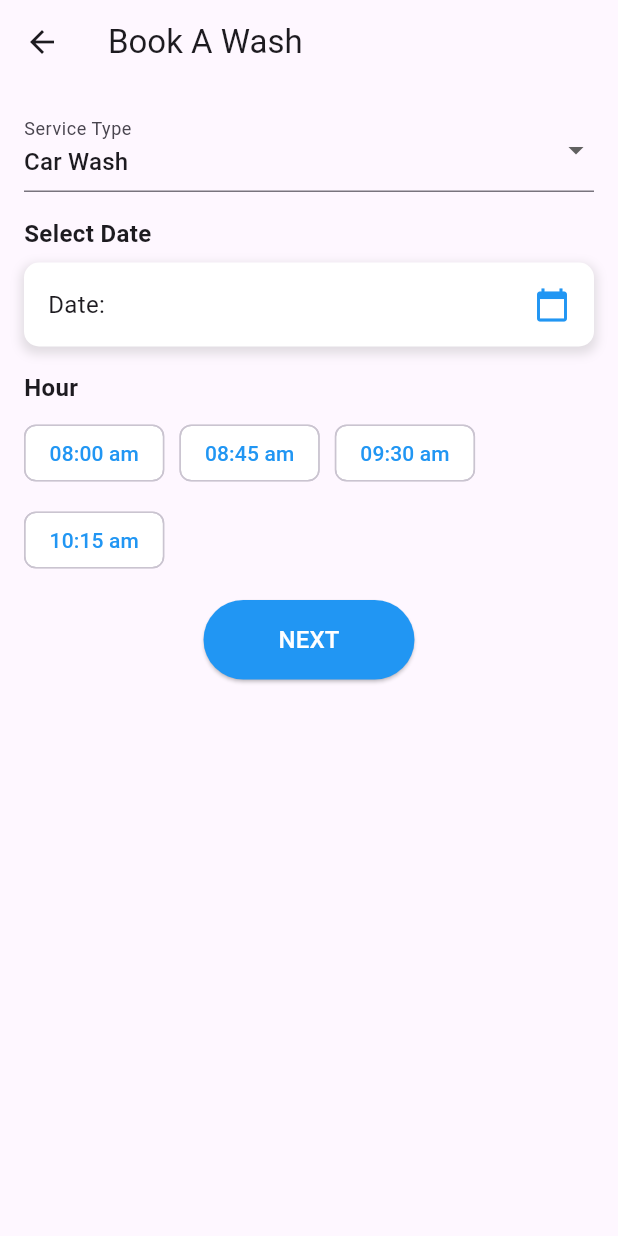
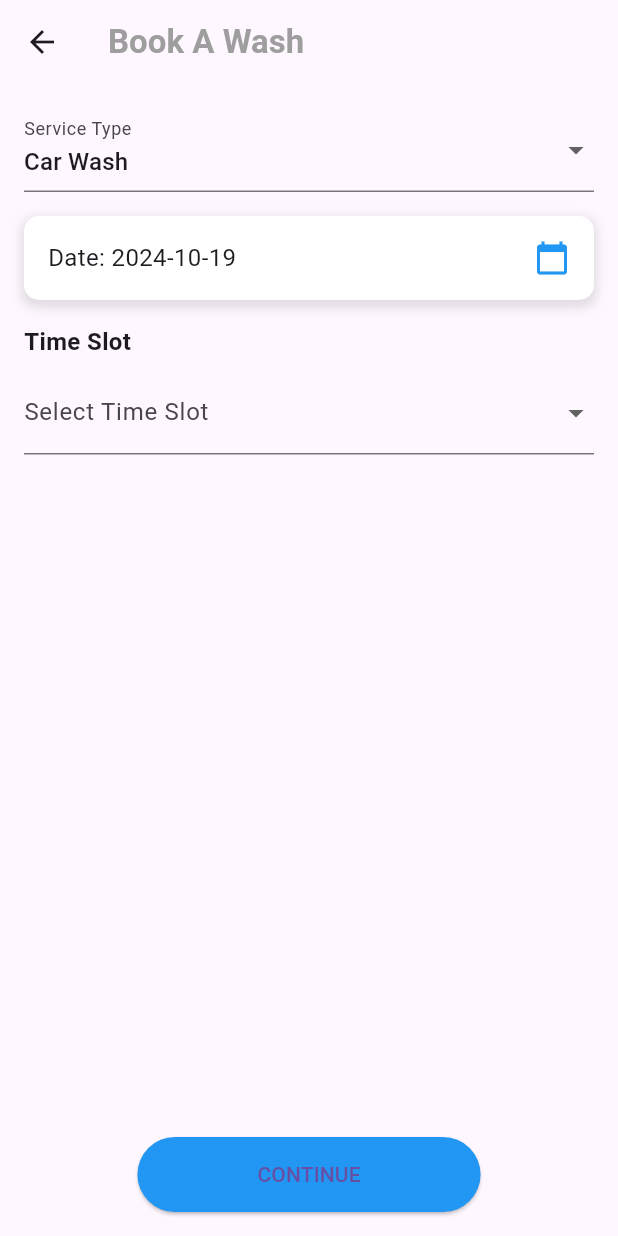
Before and after one commit to Iam-Arnold/MECARWASH-APP, a Flutter app: the CustomerPreBookingInfo screen opened directly, after a tap on "NEXT", on a phone screen of 412 x 824 dp. Run offline on Flutter 3.47's test engine with Material 3 defaults, Android fonts, the phone set to English and light mode, and no system bars; our stand-ins replace geolocator, google_maps_flutter, permission_handler, shared_preferences; accounts and stored records are empty.

Commit message:
map ui and code refactor

```diff
--- /dev/null
+++ b/lib/models/booking_info.dart
@@ -0,0 +1,29 @@
+class BookingInfo {
+  String customerName;
+  String phone;
+  String address;
+  String carMake;
+  String carColor;
+  String carModel;
+  String plateNumber;
+  String instruction;
+  String service;
+  DateTime date;
+  String timeSlot;
+  String email;
+
+  BookingInfo({
+    required this.customerName,
+    required this.phone,
+    required this.address,
+    required this.carMake,
+    required this.carColor,
+    required this.carModel,
+    required this.plateNumber,
+    required this.instruction,
+    required this.service,
+    required this.date,
+    required this.timeSlot,
+    required this.email,
+  });
+}
--- a/lib/screens/booking/customer_info.dart
+++ b/lib/screens/booking/customer_info.dart
@@ -1,8 +1,23 @@
 import 'package:flutter/material.dart';
+import 'service_booking.dart';
+import '../../models/booking_info.dart';
 
-import 'service_booking.dart';
+class CustomerPreBookingInfo extends StatefulWidget {
+  @override
+  _CustomerPreBookingInfoState createState() => _CustomerPreBookingInfoState();
+}
 
-class CustomerPreBookingInfo extends StatelessWidget {
+class _CustomerPreBookingInfoState extends State<CustomerPreBookingInfo> {
+  final TextEditingController _nameController = TextEditingController(text: 'Moe Jehad');
+  final TextEditingController _phoneController = TextEditingController(text: '+145987654321');
+  final TextEditingController _addressController = TextEditingController(text: '10220 104 Ave NW, Edmonton, AB T5J 1B8, Canada');
+  final TextEditingController _makeController = TextEditingController();
+  final TextEditingController _colorController = TextEditingController();
+  final TextEditingController _modelController = TextEditingController();
+  final TextEditingController _plateNumberController = TextEditingController();
+  final TextEditingController _instructionController = TextEditingController();
+  final TextEditingController _emailController = TextEditingController(); // Added email field
+
   @override
   Widget build(BuildContext context) {
     return Scaffold(
@@ -13,7 +28,7 @@ class CustomerPreBookingInfo extends StatelessWidget {
             Navigator.pop(context);
           },
         ),
-        title: Text('Book A Wash'),
+        title: Text('Book A Wash', style: TextStyle(color: Colors.grey, fontWeight: FontWeight.w600)),
         centerTitle: true,
         backgroundColor: Colors.transparent,
         elevation: 0,
@@ -23,68 +38,62 @@ class CustomerPreBookingInfo extends StatelessWidget {
         child: Column(
           crossAxisAlignment: CrossAxisAlignment.start,
           children: [
-            // "Your Information" section
-            Text(
-              'Your Information',
-              style: TextStyle(
-                color: Colors.blue,
-                fontSize: 16.0,
-                fontWeight: FontWeight.bold,
-              ),
-            ),
+            Text('Your Information', style: TextStyle(color: Colors.blue, fontSize: 16.0, fontWeight: FontWeight.bold)),
             SizedBox(height: 10),
-            _buildTextField(Icons.person, 'Moe Jehad'),
+            _buildTextField(Icons.person, 'Name', _nameController),
             SizedBox(height: 10),
-            _buildTextField(Icons.phone, '+145987654321'),
+            _buildTextField(Icons.phone, 'Phone', _phoneController),
             SizedBox(height: 10),
-            _buildTextField(Icons.location_on, '10220 104 Ave NW, Edmonton, AB T5J 1B8, Canada'),
+            _buildTextField(Icons.location_on, 'Address', _addressController),
+            SizedBox(height: 10),
+            _buildTextField(Icons.email, 'Email', _emailController), // Added email text field
             SizedBox(height: 20),
-
-            // "Car Information" section
-            Text(
-              'Car Information',
-              style: TextStyle(
-                color: Colors.blue,
-                fontSize: 16.0,
-                fontWeight: FontWeight.bold,
-              ),
-            ),
+            Text('Car Information', style: TextStyle(color: Colors.blue, fontSize: 16.0, fontWeight: FontWeight.bold)),
             SizedBox(height: 10),
             Row(
               children: [
-                Expanded(child: _buildTextField(null, 'Make')),
+                Expanded(child: _buildTextField(null, 'Make', _makeController)),
                 SizedBox(width: 10),
-                Expanded(child: _buildTextField(null, 'Color')),
+                Expanded(child: _buildTextField(null, 'Color', _colorController)),
               ],
             ),
             SizedBox(height: 10),
-            _buildTextField(null, 'Model'),
+            _buildTextField(null, 'Model', _modelController),
             SizedBox(height: 10),
-            _buildTextField(null, 'Plate Number'),
+            _buildTextField(null, 'Plate Number', _plateNumberController),
             SizedBox(height: 10),
-            _buildTextField(null, 'Instruction'),
+            _buildTextField(null, 'Instruction', _instructionController),
             SizedBox(height: 30),
-
-            // "Next" button
             Center(
               child: ElevatedButton(
                 style: ElevatedButton.styleFrom(
                   padding: EdgeInsets.symmetric(horizontal: 80, vertical: 15),
-                  shape: RoundedRectangleBorder(
-                    borderRadius: BorderRadius.circular(8.0),
-                  ),
+                  shape: RoundedRectangleBorder(borderRadius: BorderRadius.circular(8.0)),
                   backgroundColor: Colors.blue,
                 ),
                 onPressed: () {
+                  // Gather all data into a BookingInfo model
+                  BookingInfo bookingInfo = BookingInfo(
+                    customerName: _nameController.text,
+                    phone: _phoneController.text,
+                    address: _addressController.text,
+                    carMake: _makeController.text,
+                    carColor: _colorController.text,
+                    carModel: _modelController.text,
+                    plateNumber: _plateNumberController.text,
+                    instruction: _instructionController.text,
+                    service: 'Car Wash', // Placeholder for now
+                    date: DateTime.now(), // Placeholder, set in ServiceBookingPage
+                    timeSlot: '', // Placeholder, set in ServiceBookingPage
+                    email: _emailController.text, // Added email information
+                  );
+                  // Navigate to ServiceBookingPage and pass BookingInfo
                   Navigator.push(
                     context,
-                    MaterialPageRoute(builder: (context) => ServiceBookingPage()),
+                    MaterialPageRoute(builder: (context) => ServiceBookingPage(bookingInfo: bookingInfo)),
                   );
                 },
-                child: Text(
-                  'NEXT',
-                  style: TextStyle(fontSize: 16.0, color: Colors.white),
-                ),
+                child: Text('NEXT', style: TextStyle(fontSize: 16.0, color: Colors.white)),
               ),
             ),
           ],
@@ -93,8 +102,9 @@ class CustomerPreBookingInfo extends StatelessWidget {
     );
   }
 
-  Widget _buildTextField(IconData? icon, String hint) {
+  Widget _buildTextField(IconData? icon, String hint, TextEditingController controller) {
     return TextField(
+      controller: controller,
       decoration: InputDecoration(
         hintText: hint,
         filled: true,
--- a/lib/screens/booking/service_booking.dart
+++ b/lib/screens/booking/service_booking.dart
@@ -1,7 +1,12 @@
 import 'package:flutter/material.dart';
+import '../../models/booking_info.dart';
 import 'booking_summary.dart';
 
 class ServiceBookingPage extends StatefulWidget {
+  final BookingInfo bookingInfo;
+
+  ServiceBookingPage({required this.bookingInfo});
+
   @override
   _ServiceBookingPageState createState() => _ServiceBookingPageState();
 }
@@ -11,7 +16,6 @@ class _ServiceBookingPageState extends State<ServiceBookingPage> {
   String _selectedService = 'Car Wash';
   DateTime _selectedDate = DateTime.now();
   String? _selectedTimeSlot;
-
   List<String> timeSlots = ['08:00 am', '08:45 am', '09:30 am', '10:15 am'];
 
   _pickDate() async {
@@ -30,17 +34,23 @@ class _ServiceBookingPageState extends State<ServiceBookingPage> {
 
   _submitBooking() {
     if (_formKey.currentState!.validate() && _selectedTimeSlot != null) {
-      _formKey.currentState!.save();
+      // Update the bookingInfo with selected service, date, and time
+      widget.bookingInfo.service = _selectedService;
+      widget.bookingInfo.date = _selectedDate;
+      widget.bookingInfo.timeSlot = _selectedTimeSlot!;
+
       Navigator.push(
         context,
         MaterialPageRoute(
           builder: (context) => BookingSummary(
-            service: _selectedService,
-            date: _selectedDate,
-            time: TimeOfDay(
-              hour: int.parse(_selectedTimeSlot!.split(':')[0]),
-              minute: int.parse(_selectedTimeSlot!.split(':')[1].split(' ')[0]),
-            ),
+            service: widget.bookingInfo.service,
+            date: widget.bookingInfo.date,
+            time: TimeOfDay
+                .now(), // Assuming you want to pass the current time for now
+            userName:
+                widget.bookingInfo.customerName, // Replace with actual property
+            userPhone: widget.bookingInfo.phone, // Replace with actual property
+            address: widget.bookingInfo.address, // Replace with actual property
           ),
         ),
       );
@@ -51,7 +61,10 @@ class _ServiceBookingPageState extends State<ServiceBookingPage> {
   Widget build(BuildContext context) {
     return Scaffold(
       appBar: AppBar(
-        title: Text('Book A Wash'),
+        title: Text('Book A Wash',
+            style: TextStyle(color: Colors.grey, fontWeight: FontWeight.w600)),
+        backgroundColor: Colors.transparent,
+        elevation: 0,
       ),
       body: Padding(
         padding: const EdgeInsets.all(16.0),
@@ -60,7 +73,6 @@ class _ServiceBookingPageState extends State<ServiceBookingPage> {
           child: Column(
             crossAxisAlignment: CrossAxisAlignment.start,
             children: [
-              // Service Dropdown
               DropdownButtonFormField<String>(
                 value: _selectedService,
                 decoration: InputDecoration(labelText: 'Service Type'),
@@ -77,16 +89,6 @@ class _ServiceBookingPageState extends State<ServiceBookingPage> {
                 },
               ),
               SizedBox(height: 16),
-
-              // Custom Calendar UI
-              Text(
-                'Select Date',
-                style: TextStyle(
-                  fontSize: 16,
-                  fontWeight: FontWeight.bold,
-                ),
-              ),
-              SizedBox(height: 8),
               GestureDetector(
                 onTap: _pickDate,
                 child: Container(
@@ -107,65 +109,40 @@ class _ServiceBookingPageState extends State<ServiceBookingPage> {
                     mainAxisAlignment: MainAxisAlignment.spaceBetween,
                     children: [
                       Text(
-                        'Date: ${_selectedDate.toLocal()}'.split(' ')[0],
-                        style: TextStyle(fontSize: 16),
-                      ),
+                          'Date: ${_selectedDate.toLocal().toString().split(' ')[0]}',
+                          style: TextStyle(fontSize: 16)),
                       Icon(Icons.calendar_today, color: Colors.blue),
                     ],
                   ),
                 ),
               ),
               SizedBox(height: 16),
-
-              // Hour Selection UI
-              Text(
-                'Hour',
-                style: TextStyle(
-                  fontSize: 16,
-                  fontWeight: FontWeight.bold,
-                ),
+              Text('Time Slot',
+                  style: TextStyle(fontSize: 16, fontWeight: FontWeight.w600)),
+              SizedBox(height: 8),
+              DropdownButtonFormField<String>(
+                decoration: InputDecoration(labelText: 'Select Time Slot'),
+                items: timeSlots
+                    .map((time) => DropdownMenuItem(
+                          child: Text(time),
+                          value: time,
+                        ))
+                    .toList(),
+                onChanged: (val) {
+                  setState(() {
+                    _selectedTimeSlot = val;
+                  });
+                },
               ),
-              SizedBox(height: 8),
-              Wrap(
-                spacing: 10.0,
-                runSpacing: 10.0,
-                children: timeSlots.map((time) {
-                  bool isSelected = _selectedTimeSlot == time;
-                  return ChoiceChip(
-                    label: Text(
-                      time,
-                      style: TextStyle(
-                          color: isSelected ? Colors.white : Colors.blue),
-                    ),
-                    selected: isSelected,
-                    onSelected: (selected) {
-                      setState(() {
-                        _selectedTimeSlot = time;
-                      });
-                    },
-                    selectedColor: Colors.blue,
-                    backgroundColor: Colors.white,
-                    elevation: 1.0,
-                  );
-                }).toList(),
-              ),
-              SizedBox(height: 16),
-
-              // Submit Button
+              Spacer(),
               Center(
                 child: ElevatedButton(
-                  onPressed: _submitBooking,
                   style: ElevatedButton.styleFrom(
-                    padding: EdgeInsets.symmetric(horizontal: 50, vertical: 15),
+                    padding: EdgeInsets.symmetric(horizontal: 80, vertical: 15),
                     backgroundColor: Colors.blue,
                   ),
-                  child: Text(
-                    'NEXT',
-                    style: TextStyle(
-                      color: Colors.white,
-                      fontSize: 16,
-                    ),
-                  ),
+                  onPressed: _submitBooking,
+                  child: Text('CONTINUE'),
                 ),
               ),
             ],
--- a/lib/screens/sp_detail_page.dart
+++ b/lib/screens/sp_detail_page.dart
@@ -6,7 +6,7 @@ import 'package:flutter/rendering.dart';
 import 'package:google_maps_flutter/google_maps_flutter.dart';
 import '../components/custom_header.dart';
 import 'booking/customer_info.dart';
-import 'booking/service_booking.dart'; // Import the new component
+import 'booking/service_booking.dart';
 import 'package:url_launcher/url_launcher.dart';
 
 class ServiceProviderDetailPage extends StatefulWidget {
```
Also changed, not shown: lib/screens/booking/booking_summary.dart (+18 -2 lines), lib/screens/map.dart (+157 -192 lines).
